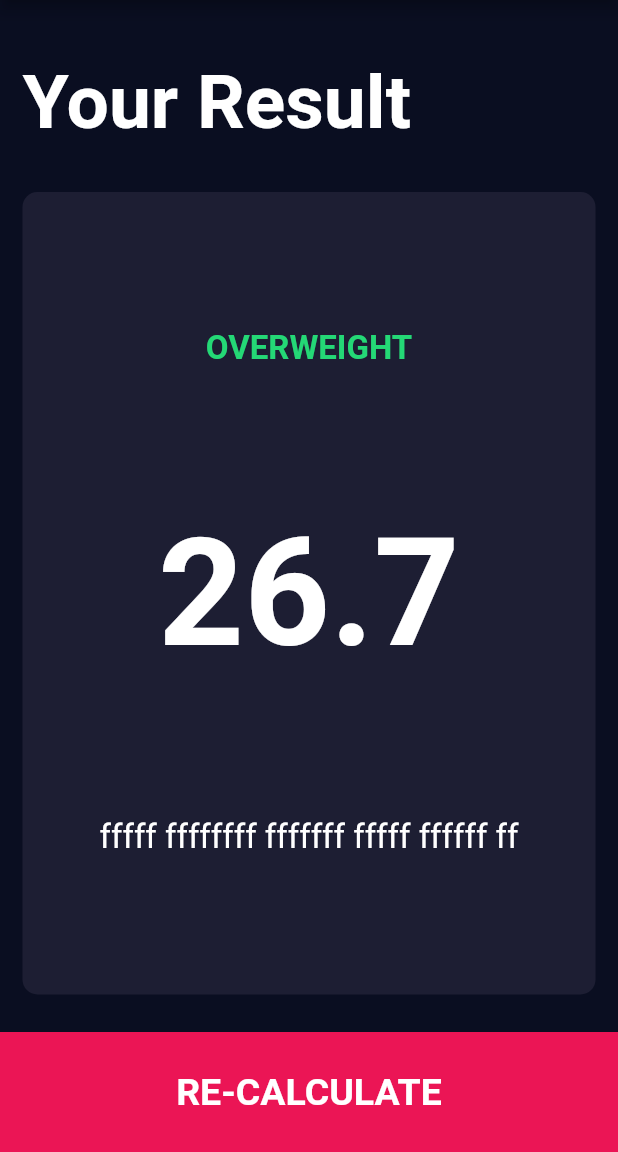
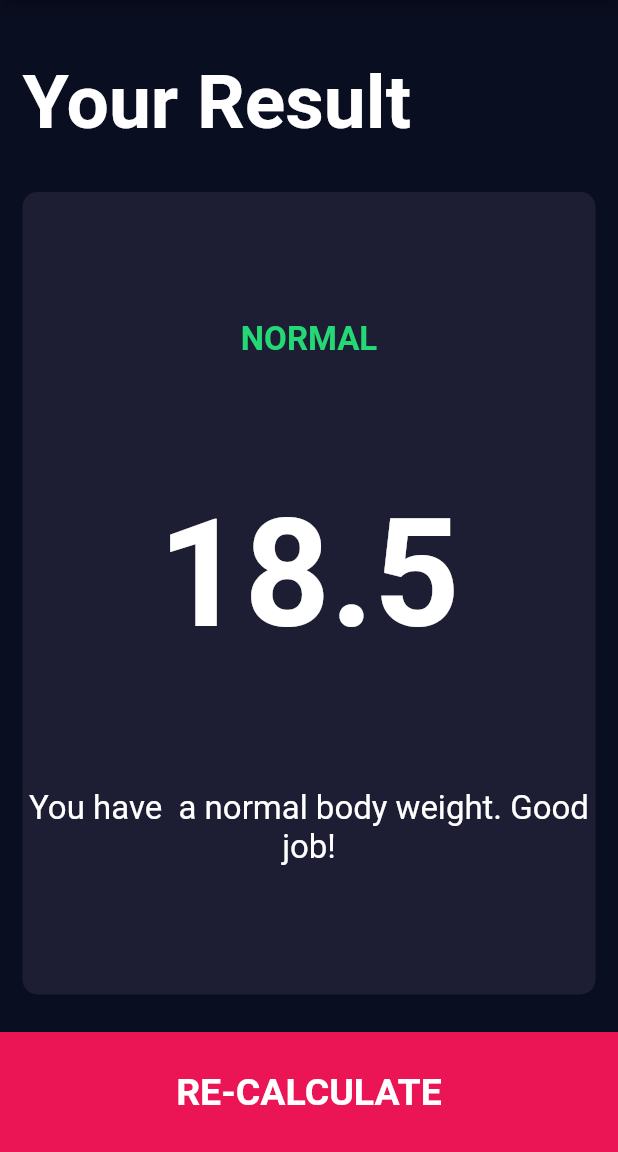
Before and after one commit to HeshanWeerasooriya/BMI-Calculator, a Flutter app: the screen it shows after launch, after a tap on "CALCULATE", on a phone screen of 412 x 824 dp, the part 84-1236 px from its top. Run offline on Flutter 3.47's test engine with Material 2 defaults, Android fonts, the phone set to English and light mode, and no system bars; our stand-ins replace font_awesome_flutter.

Commit message:
Hard code to brain's values

```diff
--- a/lib/screens/input_page.dart
+++ b/lib/screens/input_page.dart
@@ -3,6 +3,7 @@ import 'package:bmi_cal/calculator_brain.dart';
 import 'package:bmi_cal/components/bottom_button.dart';
 import 'package:bmi_cal/components/icon_content.dart';
 import 'package:bmi_cal/components/reusable_card.dart';
+import 'package:bmi_cal/components/round_icon_button.dart';
 import 'package:bmi_cal/screens/results_page.dart';
 import 'package:flutter/material.dart';
 import 'package:font_awesome_flutter/font_awesome_flutter.dart';
@@ -161,7 +162,7 @@ class _InputPageState extends State<InputPage> {
                                 });
                               },
                             ),
-                            SizedBox(width: 10.0),
+                            const SizedBox(width: 10.0),
                           ],
                         )
                       ],
@@ -235,29 +236,3 @@ class _InputPageState extends State<InputPage> {
     );
   }
 }
-
-class RoundIconButton extends StatelessWidget {
-  const RoundIconButton({Key? key, this.icon, this.onPressed})
-      : super(key: key);
-
-  final IconData? icon;
-  final Function()? onPressed;
-
-  @override
-  Widget build(BuildContext context) {
-    return RawMaterialButton(
-      child: Icon(
-        icon,
-        color: Colors.white,
-      ),
-      elevation: 0.0,
-      constraints: const BoxConstraints.tightFor(
-        width: 56.0,
-        height: 56.0,
-      ),
-      onPressed: onPressed,
-      shape: const CircleBorder(),
-      fillColor: const Color(0xFF4C4F5E),
-    );
-  }
-}
--- a/lib/screens/results_page.dart
+++ b/lib/screens/results_page.dart
@@ -41,15 +41,15 @@ class ResultsPage extends StatelessWidget {
                 crossAxisAlignment: CrossAxisAlignment.center,
                 children: [
                   Text(
-                    'OVERWEIGHT',
+                    resultText!.toUpperCase(),
                     style: kResultTextStyle,
                   ),
                   Text(
-                    '26.7',
+                    bmiResult!,
                     style: kBMITextStyle,
                   ),
                   Text(
-                    'fffff ffffffff fffffff fffff ffffff ff',
+                    interpretation!,
                     style: kBodyTextStyle,
                     textAlign: TextAlign.center,
                   ),
```
